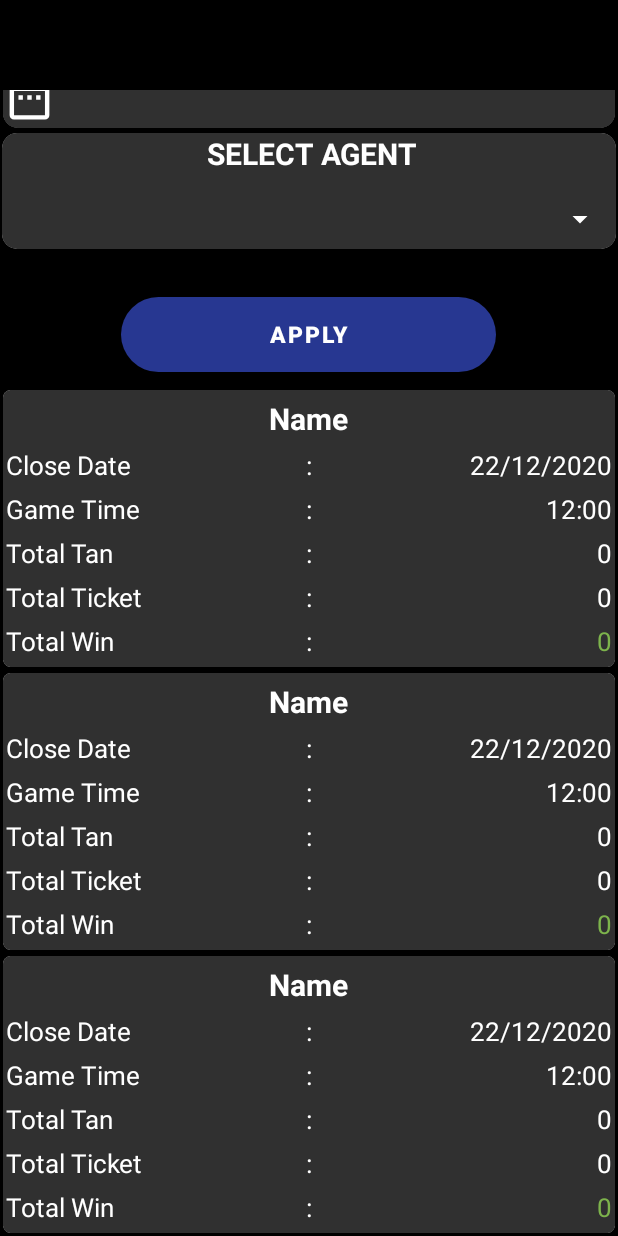
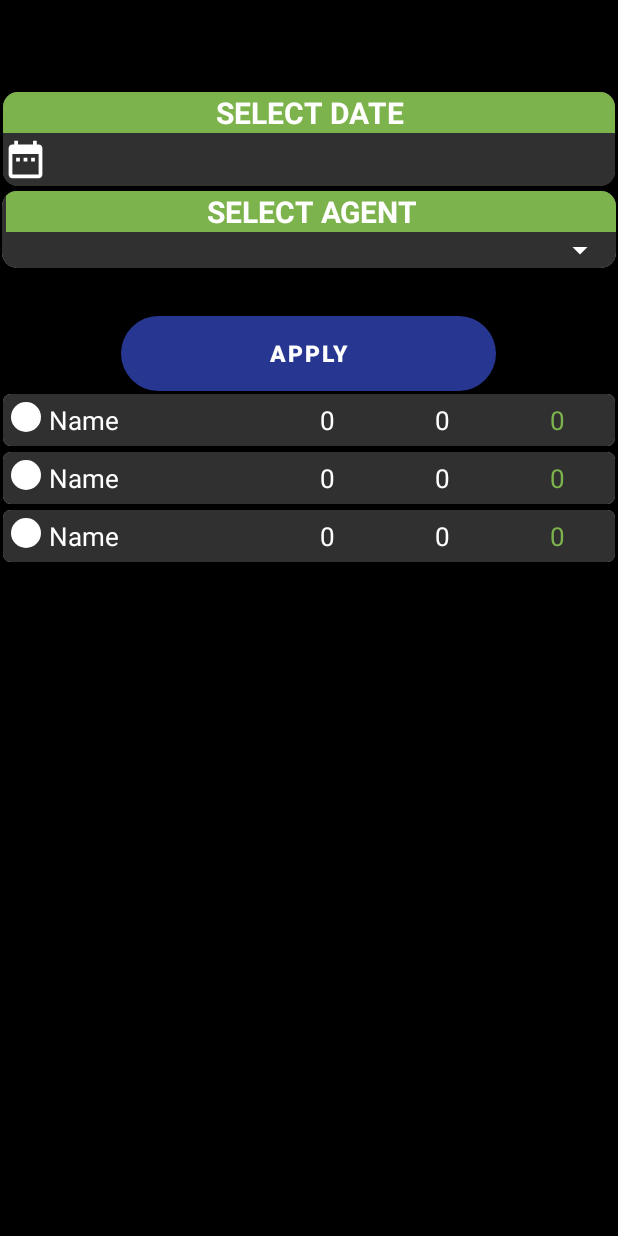
Before and after one commit to pks11iitr/kullulottery-android-26112020, an Android app: the layout fragment_downline_agent.xml on its own in the app's theme, with its tools: preview values and no code run, on a phone screen of 412 x 824 dp. Run offline under Robolectric (Android 15) with nearby library versions, the phone set to English and light mode, and no system bars.

Commit message:
design change of downline agent

```diff
--- a/app/src/main/java/adapter/DownlineAgentAdapter.java
+++ b/app/src/main/java/adapter/DownlineAgentAdapter.java
@@ -41,13 +41,9 @@ public class DownlineAgentAdapter extends RecyclerView.Adapter<DownlineAgentAdap
         AgentListDataModel.Data.Game model = arList.get(position);
         if (model.getName() != null) {
             holder.txtName.setText(model.getName());
+            holder.txtSerial.setText(String.valueOf(position+1));
         }
-        if (model.getCloseDate() != null) {
-            holder.txtCloseDate.setText(model.getCloseDate());
-        }
-        if (model.getTime() != null) {
-            holder.txtTime.setText(model.getTime());
-        }
+
         if (model.getTotaltan() != null) {
             holder.txtTotalTan.setText(""+model.getTotaltan());
         }
@@ -68,16 +64,15 @@ public class DownlineAgentAdapter extends RecyclerView.Adapter<DownlineAgentAdap
 
     public class ViewHolder extends RecyclerView.ViewHolder {
 
-        TextView txtCloseDate, txtName, txtTime, txtTotalTan, txtTotalTicket, txtTotalWin;
+        TextView  txtName, txtTotalTan, txtTotalTicket, txtTotalWin,txtSerial;
 
         public ViewHolder(@NonNull View itemView) {
             super(itemView);
-            txtCloseDate = itemView.findViewById(R.id.txtCloseDate);
             txtName = itemView.findViewById(R.id.txtName);
-            txtTime = itemView.findViewById(R.id.txtTime);
             txtTotalTan = itemView.findViewById(R.id.txtTotalTan);
             txtTotalTicket = itemView.findViewById(R.id.txtTotalTicket);
             txtTotalWin = itemView.findViewById(R.id.txtTotalWin);
+            txtSerial = itemView.findViewById(R.id.txtSerial);
 
 
         }
--- a/app/src/main/java/com/kuil/KuilLottery/fragment/DownlineAgentFragment.java
+++ b/app/src/main/java/com/kuil/KuilLottery/fragment/DownlineAgentFragment.java
@@ -16,6 +16,7 @@ import android.widget.AdapterView;
 import android.widget.ArrayAdapter;
 import android.widget.Button;
 import android.widget.DatePicker;
+import android.widget.LinearLayout;
 import android.widget.Spinner;
 import android.widget.TextView;
 import android.widget.Toast;
@@ -40,7 +41,7 @@ public class DownlineAgentFragment extends Fragment {
     View view;
 
     CardView cardDate;
-    TextView tv_date,txtFinalTotalWin,txtFinalTotalTicket,txtFinalTotalTan;
+    TextView tv_date,txtFinalTotalWin,txtFinalTotalTicket,txtFinalTotalTan,txtCloseDate,txtAgentNAme;
     Button btn_Apply;
     RecyclerView rvAgentData;
     SessonManager sessonManager;
@@ -48,7 +49,8 @@ public class DownlineAgentFragment extends Fragment {
     ArrayList<AgentListModel.Data.Agent> listAgent = new ArrayList<>();
     ArrayList<AgentListDataModel.Data.Game> listData = new ArrayList<>();
     int agentId;
-    CardView cardFinalTotal;
+    LinearLayout cardFinalTotal,linearHeaderResult,linearUser;
+    String agentNAme;
 
     @Override
     public View onCreateView(LayoutInflater inflater, ViewGroup container,
@@ -65,6 +67,10 @@ public class DownlineAgentFragment extends Fragment {
         spinnerAgent = view.findViewById(R.id.spinnerAgent);
         rvAgentData = view.findViewById(R.id.rvAgentData);
         btn_Apply = view.findViewById(R.id.btn_Apply);
+        txtCloseDate = view.findViewById(R.id.txtCloseDate);
+        txtAgentNAme = view.findViewById(R.id.txtAgentNAme);
+        linearHeaderResult = view.findViewById(R.id.linearHeaderResult);
+        linearUser = view.findViewById(R.id.linearUser);
         hitApi();
 
         onClick();
@@ -76,6 +82,7 @@ public class DownlineAgentFragment extends Fragment {
             @Override
             public void onItemSelected(AdapterView<?> parent, View view, int position, long id) {
                 agentId = listAgent.get(position).getId();
+                agentNAme = listAgent.get(position).getEmail();
                // Log.d("assadksla",agentId+"");
             }
 
@@ -142,7 +149,12 @@ public class DownlineAgentFragment extends Fragment {
                 dialogs.dismiss();
                 AgentListDataModel model = response.body();
                 if(model.getStatus().equals("success")){
+                    linearUser.setVisibility(View.VISIBLE);
+                    txtCloseDate.setText("Date : "+tv_date.getText().toString());
+                    txtAgentNAme.setText("User : "+agentNAme);
+
                     cardFinalTotal.setVisibility(View.VISIBLE);
+                    linearHeaderResult.setVisibility(View.VISIBLE);
                     AgentListDataModel.Data data = model.getData();
                     AgentListDataModel.Data.Total total = data.getTotal();
                     if(total.getFinaltotaltan()!=null){
--- a/app/src/main/java/com/kuil/KuilLottery/retrofitModel/AgentListModel.java
+++ b/app/src/main/java/com/kuil/KuilLottery/retrofitModel/AgentListModel.java
@@ -67,7 +67,7 @@ public class AgentListModel {
             private Integer parentId;
             @SerializedName("rate")
             @Expose
-            private Integer rate;
+            private String rate;
             @SerializedName("status")
             @Expose
             private Integer status;
@@ -99,11 +99,11 @@ public class AgentListModel {
                 this.parentId = parentId;
             }
 
-            public Integer getRate() {
+            public String getRate() {
                 return rate;
             }
 
-            public void setRate(Integer rate) {
+            public void setRate(String rate) {
                 this.rate = rate;
             }
 
--- /dev/null
+++ b/app/src/main/res/drawable/circle_shape.xml
@@ -0,0 +1,12 @@
+<?xml version="1.0" encoding="utf-8"?>
+<shape
+    xmlns:android="http://schemas.android.com/apk/res/android"
+    android:shape="oval">
+
+    <solid
+        android:color="#FFFFFF"/>
+
+    <size
+        android:width="120dp"
+        android:height="120dp"/>
+</shape>
--- a/app/src/main/res/layout/fragment_downline_agent.xml
+++ b/app/src/main/res/layout/fragment_downline_agent.xml
@@ -31,13 +31,14 @@
 
     <TextView
 
-        android:layout_width="wrap_content"
+        android:layout_width="match_parent"
         android:layout_height="wrap_content"
         android:layout_gravity="center_horizontal"
         android:text="Select Date"
         android:textAllCaps="true"
-        android:layout_marginTop="5dp"
+        android:gravity="center"
         android:textColor="@color/white"
+        android:background="@color/green"
         android:textSize="20sp"
         android:textStyle="bold" />
 
@@ -50,15 +51,14 @@
 
             <LinearLayout
                 android:layout_width="match_parent"
-                android:layout_height="40dp"
-                android:layout_marginTop="10dp"
+                android:layout_height="35dp"
                 android:background="#303030"
                 android:gravity="center|left"
                 android:orientation="horizontal">
 
                 <ImageView
-                    android:layout_width="35dp"
-                    android:layout_height="35dp"
+                    android:layout_width="30dp"
+                    android:layout_height="30dp"
                     android:background="@drawable/date_icon"
                     app:tint="@color/white" />
 
@@ -91,10 +91,12 @@
             android:orientation="vertical">
             <TextView
 
-                android:layout_width="wrap_content"
+                android:layout_width="match_parent"
                 android:layout_height="wrap_content"
                 android:layout_marginLeft="2dp"
                 android:text="Select Agent"
+                android:gravity="center"
+                android:background="@color/green"
                 android:textColor="@color/white"
                 android:textSize="20sp"
                 android:textAllCaps="true"
@@ -111,8 +113,7 @@
                 <Spinner
                     android:id="@+id/spinnerAgent"
                     android:layout_width="match_parent"
-                    android:layout_height="40dp"
-                    android:layout_marginTop="10dp"
+                    android:layout_height="wrap_content"
                     android:text=""
                     android:backgroundTint="@color/white"
                     android:textSize="17sp"
@@ -146,9 +147,98 @@
     </LinearLayout>
 
 
+    <LinearLayout
+        android:layout_width="match_parent"
+        android:layout_height="wrap_content"
+        android:background="@color/green"
+        android:layout_marginTop="10dp"
+        android:paddingLeft="5dp"
+        android:paddingRight="5dp"
+        android:id="@+id/linearUser"
+        android:visibility="gone"
+        android:orientation="horizontal">
+
+        <TextView
+            android:id="@+id/txtAgentNAme"
+            android:layout_width="0dp"
+            android:layout_weight="1"
+            android:layout_height="wrap_content"
+            android:textColor="@color/white"
+            android:gravity="start"
+            android:layout_marginTop="5dp"
+            android:textSize="20dp"
+            android:textStyle="bold"
+            android:text=""/>
+
+        <TextView
+            android:id="@+id/txtCloseDate"
+            android:layout_width="0dp"
+            android:layout_weight="1"
+            android:layout_height="wrap_content"
+            android:textColor="@color/white"
+            android:gravity="right"
+            android:layout_marginTop="5dp"
+            android:textSize="20dp"
+            android:textStyle="bold"
+            android:text=""/>
+    </LinearLayout>
+
+
+    <LinearLayout
+        android:id="@+id/linearHeaderResult"
+        android:layout_width="match_parent"
+        android:layout_height="wrap_content"
+        android:orientation="horizontal"
+        android:paddingLeft="5dp"
+        android:visibility="gone"
+        android:background="@color/yellow">
+        <View
+            android:layout_width="20dp"
+            android:layout_height="20dp"/>
+        <TextView
+            android:layout_width="0dp"
+            android:layout_weight="2"
+            android:paddingLeft="5dp"
+            android:layout_height="wrap_content"
+            android:textColor="@color/white"
+            android:textSize="20dp"
+            android:gravity="start"
+            android:textStyle="bold"
+            android:text="Name"/>
+
+        <TextView
+            android:layout_width="0dp"
+            android:layout_weight="1"
+            android:layout_height="wrap_content"
+            android:textColor="@color/white"
+            android:textSize="20dp"
+            android:gravity="center"
+            android:textStyle="bold"
+            android:text="Tan"/>
+
+        <TextView
+            android:layout_width="0dp"
+            android:layout_weight="1"
+            android:layout_height="wrap_content"
+            android:textColor="@color/white"
+            android:textSize="20dp"
+            android:gravity="center"
+            android:textStyle="bold"
+            android:text="Ticket"/>
+
+        <TextView
+            android:layout_width="0dp"
+            android:layout_weight="1"
+            android:layout_height="wrap_content"
+            android:textColor="@color/white"
+            android:textSize="20dp"
+            android:gravity="center"
+            android:textStyle="bold"
+            android:text="Win"/>
+
+    </LinearLayout>
     <androidx.recyclerview.widget.RecyclerView
         android:id="@+id/rvAgentData"
-        android:layout_marginTop="10dp"
         app:layoutManager="androidx.recyclerview.widget.GridLayoutManager"
         android:orientation="vertical"
         app:spanCount="1"
@@ -156,55 +246,30 @@
         android:layout_width="match_parent"
         android:layout_height="wrap_content"/>
 
-    <androidx.cardview.widget.CardView
+
+    <LinearLayout
         android:id="@+id/cardFinalTotal"
         android:layout_width="match_parent"
         android:layout_height="wrap_content"
-        android:layout_margin="2dp"
+        android:orientation="horizontal"
         android:visibility="gone"
-        app:cardCornerRadius="5dp">
-        <LinearLayout
-            android:layout_width="match_parent"
-            android:layout_height="wrap_content"
-            android:background="#303030"
-            android:paddingBottom="5dp"
-            android:orientation="vertical">
+        android:paddingLeft="5dp"
+        android:layout_marginTop="5dp"
+        android:background="@color/yellow">
 
+        <View
+            android:layout_width="20dp"
+            android:layout_height="20dp"/>
         <TextView
-                android:layout_width="wrap_content"
+            android:layout_width="0dp"
+            android:layout_weight="2"
+            android:paddingLeft="5dp"
             android:layout_height="wrap_content"
             android:textColor="@color/white"
-                android:layout_gravity="center_horizontal"
-                android:layout_marginTop="5dp"
             android:textSize="20dp"
+            android:gravity="start"
             android:textStyle="bold"
-                android:text="Final Total"/>
-
-
-            <LinearLayout
-                android:layout_width="match_parent"
-                android:layout_height="wrap_content"
-                android:paddingLeft="2dp"
-                android:paddingRight="2dp"
-                android:orientation="horizontal">
-
-                <TextView
-                    android:layout_width="0dp"
-                    android:layout_weight="1"
-                    android:layout_height="wrap_content"
-                    android:textColor="@color/white"
-                    android:layout_marginTop="5dp"
-                    android:textSize="17dp"
-                    android:text="Total Tan"/>
-
-                <TextView
-                    android:layout_width="wrap_content"
-                    android:layout_height="match_parent"
-                    android:textColor="@color/white"
-                    android:gravity="center"
-                    android:textSize="17dp"
-                    android:layout_marginTop="5dp"
-                    android:text=":"/>
+            android:text="Total"/>
 
         <TextView
             android:id="@+id/txtFinalTotalTan"
@@ -212,35 +277,10 @@
             android:layout_weight="1"
             android:layout_height="wrap_content"
             android:textColor="@color/white"
-                    android:layout_marginTop="5dp"
-                    android:gravity="right"
-                    android:textSize="17dp"
-                    android:text="0"/>
-            </LinearLayout>
-            <LinearLayout
-                android:layout_width="match_parent"
-                android:layout_height="wrap_content"
-                android:paddingLeft="2dp"
-                android:paddingRight="2dp"
-                android:orientation="horizontal">
-
-                <TextView
-                    android:layout_width="0dp"
-                    android:layout_weight="1"
-                    android:layout_height="wrap_content"
-                    android:textColor="@color/white"
-                    android:layout_marginTop="5dp"
-                    android:textSize="17dp"
-                    android:text="Total Ticket"/>
-
-                <TextView
-                    android:layout_width="wrap_content"
-                    android:layout_height="match_parent"
-                    android:textColor="@color/white"
+            android:textSize="20dp"
             android:gravity="center"
-                    android:textSize="17dp"
-                    android:layout_marginTop="5dp"
-                    android:text=":"/>
+            android:textStyle="bold"
+            android:text=""/>
 
         <TextView
             android:id="@+id/txtFinalTotalTicket"
@@ -248,54 +288,25 @@
             android:layout_weight="1"
             android:layout_height="wrap_content"
             android:textColor="@color/white"
-                    android:layout_marginTop="5dp"
-                    android:gravity="right"
-                    android:textSize="17dp"
-                    android:text="0"/>
-            </LinearLayout>
-
-            <LinearLayout
-                android:layout_width="match_parent"
-                android:layout_height="wrap_content"
-                android:paddingLeft="2dp"
-                android:paddingRight="2dp"
-                android:orientation="horizontal">
-
-                <TextView
-                    android:layout_width="0dp"
-                    android:layout_weight="1"
-                    android:layout_height="wrap_content"
-                    android:textColor="@color/white"
-                    android:layout_marginTop="5dp"
-                    android:textSize="17dp"
-                    android:text="Total Win"/>
-
-                <TextView
-                    android:layout_width="wrap_content"
-                    android:layout_height="match_parent"
-                    android:textColor="@color/white"
+            android:textSize="20dp"
             android:gravity="center"
-                    android:textSize="17dp"
-                    android:layout_marginTop="5dp"
-                    android:text=":"/>
+            android:textStyle="bold"
+            android:text=""/>
 
         <TextView
             android:id="@+id/txtFinalTotalWin"
             android:layout_width="0dp"
             android:layout_weight="1"
             android:layout_height="wrap_content"
-                    android:textColor="@color/green"
-                    android:layout_marginTop="5dp"
-                    android:gravity="right"
-                    android:textSize="17dp"
-                    android:text="0"/>
+            android:textColor="@color/white"
+            android:textSize="20dp"
+            android:gravity="center"
+            android:textStyle="bold"
+            android:text=""/>
 
     </LinearLayout>
 
 
 </LinearLayout>
-    </androidx.cardview.widget.CardView>
-
-</LinearLayout>
 
 </androidx.core.widget.NestedScrollView>
--- a/app/src/main/res/layout/row_agent_data.xml
+++ b/app/src/main/res/layout/row_agent_data.xml
@@ -12,116 +12,38 @@
     android:paddingBottom="5dp"
     android:orientation="vertical">
 
-    <TextView
-        android:id="@+id/txtName"
-        android:layout_width="wrap_content"
-        android:layout_height="wrap_content"
-        android:textColor="@color/white"
-        android:layout_gravity="center_horizontal"
-        android:layout_marginTop="5dp"
-        android:textSize="20dp"
-        android:textStyle="bold"
-        android:text="Name"/>
+
+
+
 
     <LinearLayout
         android:layout_width="match_parent"
         android:layout_height="wrap_content"
-        android:paddingLeft="2dp"
-        android:paddingRight="2dp"
+        android:paddingLeft="5dp"
         android:orientation="horizontal">
+        <TextView
+            android:id="@+id/txtSerial"
+            android:layout_width="20dp"
+            android:layout_height="20dp"
+            android:textColor="@color/black"
+            android:gravity="center"
+            android:background="@drawable/circle_shape"
+            android:layout_marginTop="5dp"
+            android:textSize="17dp"
+            android:text=""/>
 
         <TextView
+            android:id="@+id/txtName"
             android:layout_width="0dp"
-            android:layout_weight="1"
+            android:layout_weight="2"
             android:layout_height="wrap_content"
             android:textColor="@color/white"
+            android:gravity="start"
+            android:paddingLeft="5dp"
             android:layout_marginTop="5dp"
             android:textSize="17dp"
-            android:text="Close Date"/>
+            android:text="Name"/>
 
-        <TextView
-            android:layout_width="wrap_content"
-            android:layout_height="match_parent"
-            android:textColor="@color/white"
-            android:gravity="center"
-            android:textSize="17dp"
-            android:layout_marginTop="5dp"
-            android:text=":"/>
-
-        <TextView
-            android:id="@+id/txtCloseDate"
-            android:layout_width="0dp"
-            android:layout_weight="1"
-            android:layout_height="wrap_content"
-            android:textColor="@color/white"
-            android:layout_marginTop="5dp"
-            android:gravity="right"
-            android:textSize="17dp"
-            android:text="22/12/2020"/>
-    </LinearLayout>
-
-    <LinearLayout
-        android:layout_width="match_parent"
-        android:layout_height="wrap_content"
-        android:paddingLeft="2dp"
-        android:paddingRight="2dp"
-        android:orientation="horizontal">
-
-        <TextView
-            android:layout_width="0dp"
-            android:layout_weight="1"
-            android:layout_height="wrap_content"
-            android:textColor="@color/white"
-            android:layout_marginTop="5dp"
-            android:textSize="17dp"
-            android:text="Game Time"/>
-
-
-        <TextView
-            android:layout_width="wrap_content"
-            android:layout_height="match_parent"
-            android:textColor="@color/white"
-            android:gravity="center"
-            android:textSize="17dp"
-            android:layout_marginTop="5dp"
-            android:text=":"/>
-
-        <TextView
-            android:id="@+id/txtTime"
-            android:layout_width="0dp"
-            android:layout_weight="1"
-            android:layout_height="wrap_content"
-            android:textColor="@color/white"
-            android:layout_marginTop="5dp"
-            android:gravity="right"
-            android:textSize="17dp"
-            android:text="12:00"/>
-    </LinearLayout>
-
-    <LinearLayout
-        android:layout_width="match_parent"
-        android:layout_height="wrap_content"
-        android:paddingLeft="2dp"
-        android:paddingRight="2dp"
-        android:orientation="horizontal">
-
-        <TextView
-            android:layout_width="0dp"
-            android:layout_weight="1"
-            android:layout_height="wrap_content"
-            android:textColor="@color/white"
-            android:layout_marginTop="5dp"
-            android:textSize="17dp"
-            android:text="Total Tan"/>
-
-        <TextView
-            android:layout_width="wrap_content"
-            android:layout_height="match_parent"
-            android:textColor="@color/white"
-            android:gravity="center"
-            android:textSize="17dp"
-            android:layout_marginTop="5dp"
-            android:text=":"/>
 
         <TextView
             android:id="@+id/txtTotalTan"
@@ -130,34 +52,9 @@
             android:layout_height="wrap_content"
             android:textColor="@color/white"
             android:layout_marginTop="5dp"
-            android:gravity="right"
+            android:gravity="center"
             android:textSize="17dp"
             android:text="0"/>
-    </LinearLayout>
-    <LinearLayout
-        android:layout_width="match_parent"
-        android:layout_height="wrap_content"
-        android:paddingLeft="2dp"
-        android:paddingRight="2dp"
-        android:orientation="horizontal">
-
-        <TextView
-            android:layout_width="0dp"
-            android:layout_weight="1"
-            android:layout_height="wrap_content"
-            android:textColor="@color/white"
-            android:layout_marginTop="5dp"
-            android:textSize="17dp"
-            android:text="Total Ticket"/>
-
-        <TextView
-            android:layout_width="wrap_content"
-            android:layout_height="match_parent"
-            android:textColor="@color/white"
-            android:gravity="center"
-            android:textSize="17dp"
-            android:layout_marginTop="5dp"
-            android:text=":"/>
 
         <TextView
             android:id="@+id/txtTotalTicket"
@@ -166,35 +63,10 @@
             android:layout_height="wrap_content"
             android:textColor="@color/white"
             android:layout_marginTop="5dp"
-            android:gravity="right"
+            android:gravity="center"
             android:textSize="17dp"
             android:text="0"/>
-    </LinearLayout>
 
-    <LinearLayout
-        android:layout_width="match_parent"
-        android:layout_height="wrap_content"
-        android:paddingLeft="2dp"
-        android:paddingRight="2dp"
-        android:orientation="horizontal">
-
-        <TextView
-            android:layout_width="0dp"
-            android:layout_weight="1"
-            android:layout_height="wrap_content"
-            android:textColor="@color/white"
-            android:layout_marginTop="5dp"
-            android:textSize="17dp"
-            android:text="Total Win"/>
-
-        <TextView
-            android:layout_width="wrap_content"
-            android:layout_height="match_parent"
-            android:textColor="@color/white"
-            android:gravity="center"
-            android:textSize="17dp"
-            android:layout_marginTop="5dp"
-            android:text=":"/>
 
         <TextView
             android:id="@+id/txtTotalWin"
@@ -203,7 +75,7 @@
             android:layout_height="wrap_content"
             android:textColor="@color/green"
             android:layout_marginTop="5dp"
-            android:gravity="right"
+            android:gravity="center"
             android:textSize="17dp"
             android:text="0"/>
 
```
Lines whose indentation alone changed are shown as unchanged.
